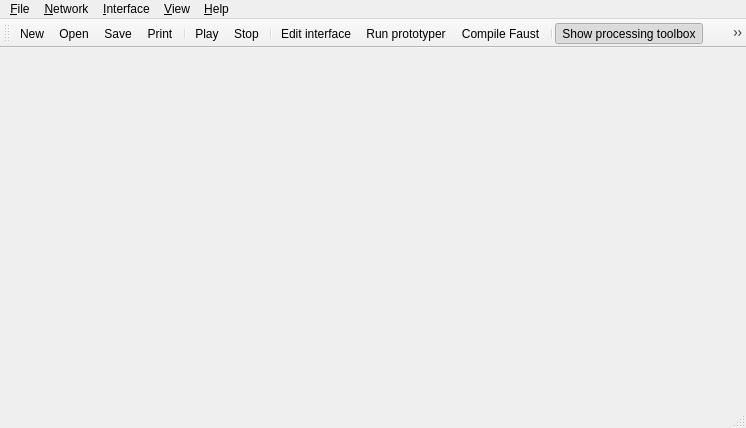
First picture: the form in NetworkEditor/src/MainWindow.ui, repository clam-project/clam, before the edit.
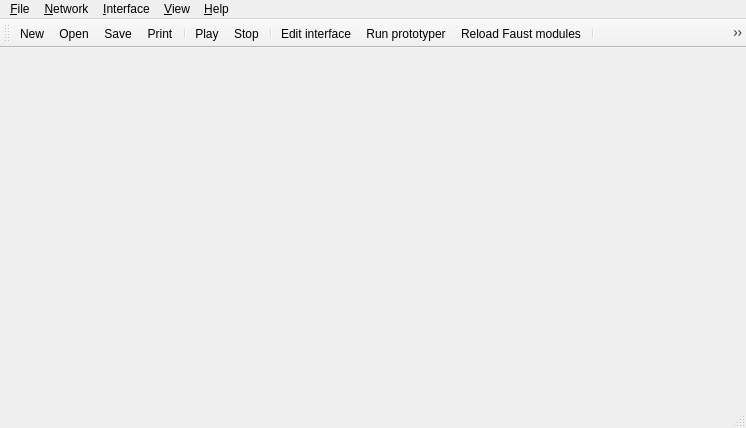
Second picture: the form after the edit. Icons and pictures are not drawn.

Commit message: * NE: improved faust related ui messages

Diff of the .ui file:
```diff
--- a/NetworkEditor/src/MainWindow.ui
+++ b/NetworkEditor/src/MainWindow.ui
@@ -336,7 +336,7 @@
     <iconset resource="images.qrc" >:/icons/images/exec.png</iconset>
    </property>
    <property name="text" >
-    <string>&amp;Compile Faust</string>
+    <string>&amp;Reload Faust modules</string>
    </property>
   </action>
  </widget>
```
The commit also changes 1 other file.
